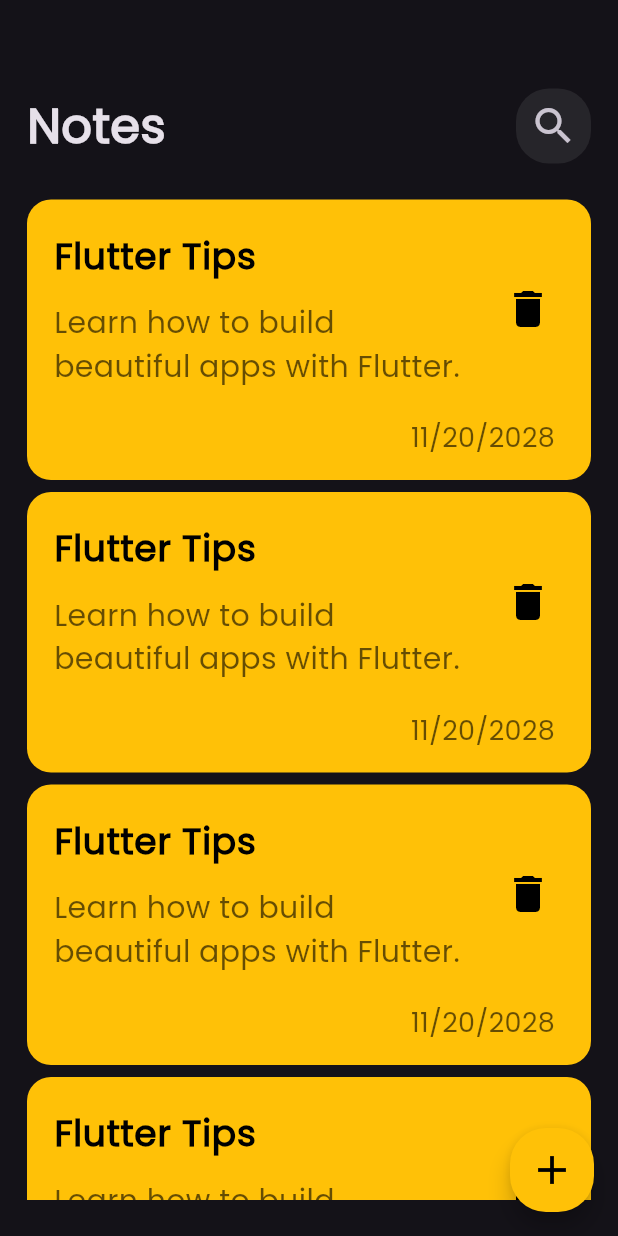
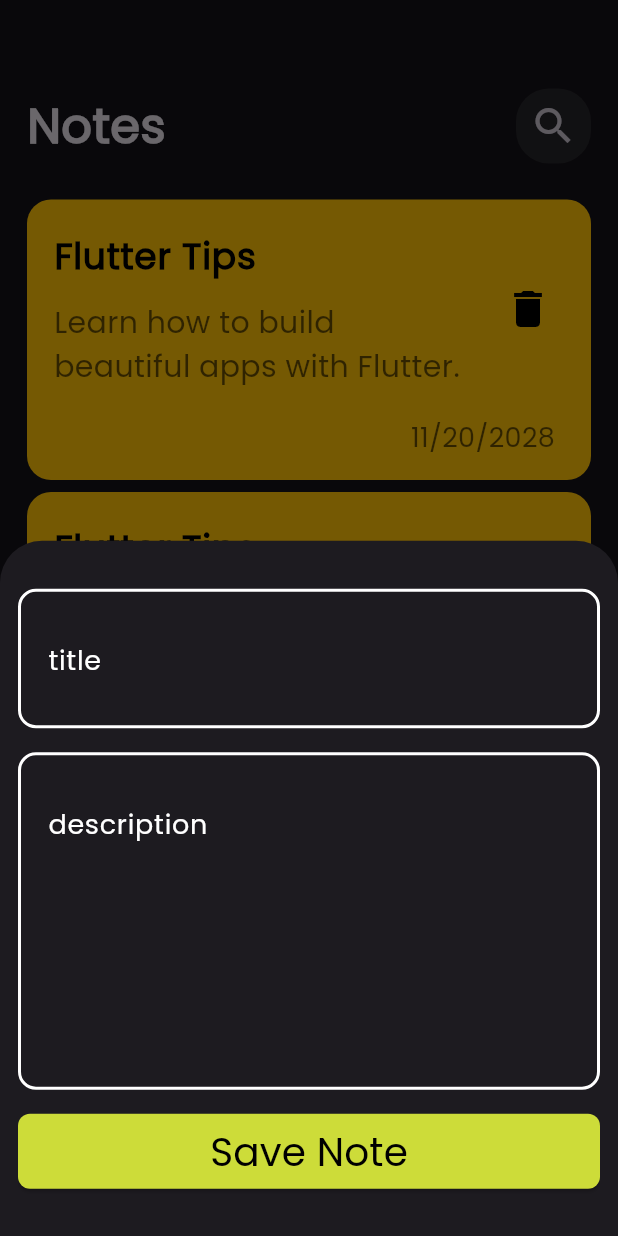
Before and after one commit to Jik00/Notes-App, a Flutter app: the screen it shows after launch, after a tap on the "add" icon, on a phone screen of 412 x 824 dp. Run offline on Flutter 3.47's test engine with Material 3 defaults, Android fonts, the phone set to English and light mode, and no system bars.

Commit message:
ModalButtonSheet + addNoteDialoge + ourConstFamily( textfield,button,consts )

```diff
--- /dev/null
+++ b/lib/constants.dart
@@ -0,0 +1,5 @@
+import 'package:flutter/material.dart';
+
+const kPrimaryColor = Color.fromARGB(255, 18, 45, 153);
+const kSecondaryColor = Color.fromARGB(255, 255, 255, 255);
+const kThirdColor = Colors.lime;
--- a/lib/view/notes_view.dart
+++ b/lib/view/notes_view.dart
@@ -1,4 +1,5 @@
 import 'package:flutter/material.dart';
+import 'package:notes_app/widgets/add_note_dialog.dart';
 import 'package:notes_app/widgets/custom_appbar.dart';
 import 'package:notes_app/widgets/notes_listview.dart';
 
@@ -9,8 +10,14 @@ class NotesView extends StatelessWidget {
   Widget build(BuildContext context) {
     return Scaffold(
       floatingActionButton: FloatingActionButton(
-        onPressed: () {},
-        backgroundColor: Colors.amber,
+        onPressed: () {
+          showModalBottomSheet(
+              context: context,
+              builder: (context) {
+                return const AddNoteDialog();
+              });
+        },
+        backgroundColor: Colors.lime,
         shape: RoundedRectangleBorder(
           borderRadius: BorderRadius.circular(24),
         ),
--- /dev/null
+++ b/lib/widgets/add_note_dialog.dart
@@ -0,0 +1,35 @@
+import 'package:flutter/material.dart';
+import 'package:notes_app/widgets/custom_button.dart';
+import 'package:notes_app/widgets/text_field.dart';
+
+class AddNoteDialog extends StatelessWidget {
+  const AddNoteDialog({super.key});
+
+  @override
+  Widget build(BuildContext context) {
+    return Padding(
+      padding: const EdgeInsets.symmetric(horizontal: 12),
+      child: SingleChildScrollView(
+        child: Column(
+          children: [
+            const SizedBox(height: 32),
+            InputTextField(hint: 'title', onChanged: (value) {}),
+            const SizedBox(height: 16),
+            InputTextField(
+                hint: 'description',
+                onChanged: (value) {},
+                textInput: TextInputType.multiline,
+                maxLines: 5),
+            const SizedBox(height: 16),
+            CustomButton(
+                hint: 'Save Note',
+                onTap: () {
+                  Navigator.pop(context);
+                }),
+            const SizedBox(height: 32),
+          ],
+        ),
+      ),
+    );
+  }
+}
--- /dev/null
+++ b/lib/widgets/custom_button.dart
@@ -0,0 +1,30 @@
+import 'package:flutter/material.dart';
+import 'package:notes_app/constants.dart';
+
+class CustomButton extends StatelessWidget {
+  CustomButton({super.key, required this.hint, this.onTap});
+
+  final String hint;
+  VoidCallback? onTap;
+
+  @override
+  Widget build(BuildContext context) {
+    return ElevatedButton(
+      onPressed: onTap,
+      style: ElevatedButton.styleFrom(
+        backgroundColor: kThirdColor,
+        minimumSize: const Size(402, 50),
+        shape: RoundedRectangleBorder(
+          borderRadius: BorderRadius.circular(8),
+        ),
+      ),
+      child: Text(
+        hint,
+        style: const TextStyle(
+          fontSize: 26,
+          color: Colors.black,
+        ),
+      ),
+    );
+  }
+}
--- a/lib/widgets/notes_listview.dart
+++ b/lib/widgets/notes_listview.dart
@@ -7,7 +7,7 @@ class NotesListview extends StatelessWidget {
   @override
   Widget build(BuildContext context) {
     return ListView.builder(
-      padding: const EdgeInsets.only(top: 24),
+      padding: const EdgeInsets.symmetric(vertical: 24),
       itemBuilder: (context, index) {
         return const Padding(
           padding: EdgeInsets.only(bottom: 8),
--- /dev/null
+++ b/lib/widgets/text_field.dart
@@ -0,0 +1,36 @@
+import 'package:flutter/material.dart';
+import 'package:notes_app/constants.dart';
+
+class InputTextField extends StatelessWidget {
+  InputTextField({super.key, required this.hint, this.onChanged, this.textInput, this.maxLines = 1});
+
+  final String hint;
+  TextInputType? textInput;
+  int maxLines;
+
+  Function(String)? onChanged;
+
+  @override
+  Widget build(BuildContext context) {
+    return TextFormField(
+      keyboardType: textInput,
+      maxLines: maxLines,
+      onChanged: onChanged,
+      style: const TextStyle(color: kSecondaryColor, fontSize: 22),
+      decoration: InputDecoration(
+          hintText: hint,
+          hintStyle: const TextStyle(color: kSecondaryColor, fontSize: 18),
+          contentPadding:
+              const EdgeInsets.symmetric(vertical: 30, horizontal: 16),
+          fillColor: kPrimaryColor,
+          focusedBorder: OutlineInputBorder(
+            borderSide: const BorderSide(color: kThirdColor, width: 2),
+            borderRadius: BorderRadius.circular(12),
+          ),
+          enabledBorder: OutlineInputBorder(
+            borderSide: const BorderSide(color: kSecondaryColor, width: 2),
+            borderRadius: BorderRadius.circular(12),
+          )),
+    );
+  }
+}
```
